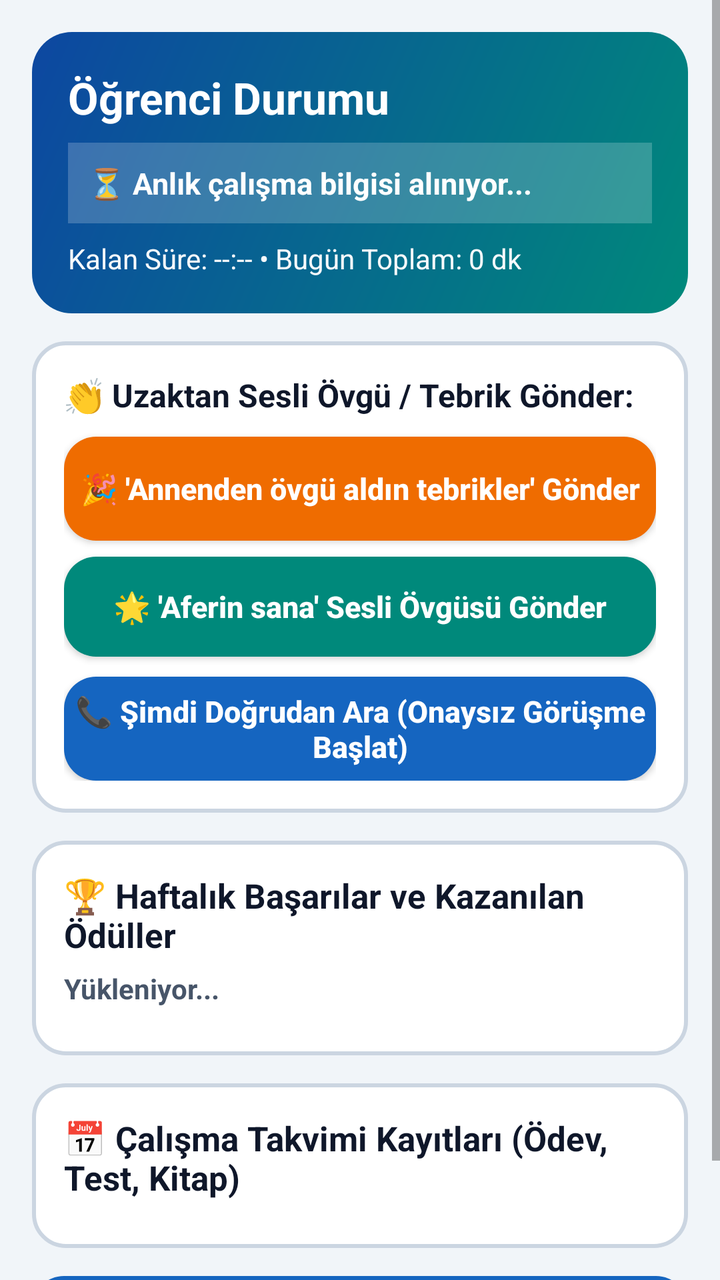
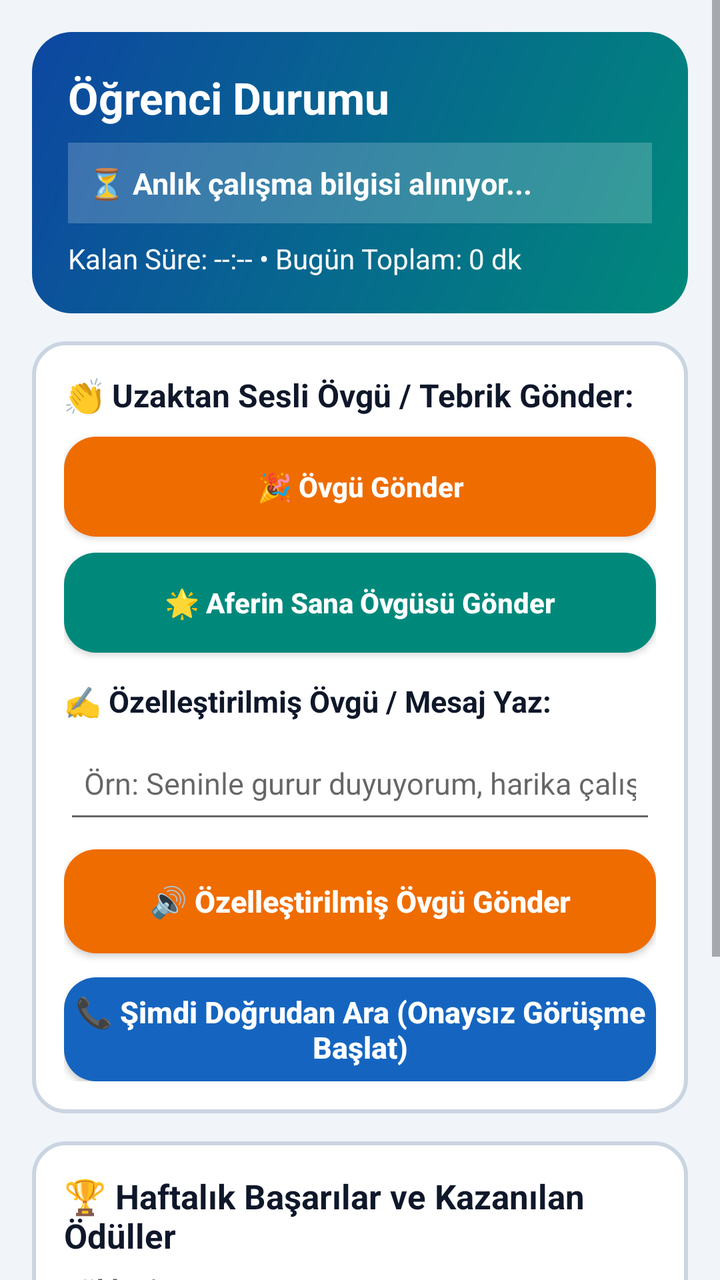

An Android layout rendered at two revisions. The XML below is the earlier revision; the diff shows what the commit changed to produce the second picture.
<!-- AndroidManifest.xml: application theme VeliAppTheme -->
<!-- res/layout/activity_child_detail.xml -->
<?xml version="1.0" encoding="utf-8"?>
<ScrollView xmlns:android="http://schemas.android.com/apk/res/android"
    android:id="@+id/scrollRootChildDetail"
    android:layout_width="match_parent"
    android:layout_height="match_parent"
    android:fillViewport="true"
    android:background="@color/veli_bg">

    <LinearLayout
        android:layout_width="match_parent"
        android:layout_height="wrap_content"
        android:orientation="vertical"
        android:padding="16dp">

        
        <LinearLayout
            android:layout_width="match_parent"
            android:layout_height="wrap_content"
            android:id="@+id/layoutDetailHeaderCard"
            android:background="@drawable/bg_veli_header"
            android:orientation="vertical"
            android:padding="18dp"
            android:layout_marginBottom="14dp">

            <TextView
                android:id="@+id/tvDetailChildName"
                android:layout_width="wrap_content"
                android:layout_height="wrap_content"
                android:text="Öğrenci Durumu"
                android:textColor="#FFFFFF"
                android:textSize="22sp"
                android:textStyle="bold" />

            <TextView
                android:id="@+id/tvDetailLivePhase"
                android:layout_width="match_parent"
                android:layout_height="wrap_content"
                android:layout_marginTop="8dp"
                android:background="#33FFFFFF"
                android:padding="10dp"
                android:text="⏳ Anlık çalışma bilgisi alınıyor..."
                android:textColor="#FFFFFF"
                android:textSize="15sp"
                android:textStyle="bold" />

            <TextView
                android:id="@+id/tvDetailLiveTimers"
                android:layout_width="match_parent"
                android:layout_height="wrap_content"
                android:layout_marginTop="8dp"
                android:text="Kalan Süre: --:-- • Bugün Toplam: 0 dk"
                android:textColor="#F8FAFC"
                android:textSize="14sp" />
        </LinearLayout>

        
        <LinearLayout
            android:layout_width="match_parent"
            android:layout_height="wrap_content"
            android:background="@drawable/bg_veli_card"
            android:orientation="vertical"
            android:padding="16dp"
            android:layout_marginBottom="14dp">

            <TextView
                android:id="@+id/tvPraiseSectionTitle"
                android:layout_width="match_parent"
                android:layout_height="wrap_content"
                android:text="👏 Uzaktan Sesli Övgü / Tebrik Gönder:"
                android:textColor="@color/veli_text_dark"
                android:textSize="16sp"
                android:textStyle="bold" />

            <Button
                android:id="@+id/btnSendRolePraise"
                android:layout_width="match_parent"
                android:layout_height="52dp"
                android:layout_marginTop="10dp"
                android:background="@drawable/btn_veli_orange"
                android:text="🎉 'Annenden övgü aldın tebrikler' Gönder"
                android:textAllCaps="false"
                android:textColor="#FFFFFF"
                android:textSize="15sp"
                android:textStyle="bold" />

            <Button
                android:id="@+id/btnSendAferinPraise"
                android:layout_width="match_parent"
                android:layout_height="50dp"
                android:layout_marginTop="8dp"
                android:background="@drawable/btn_veli_green"
                android:text="🌟 'Aferin sana' Sesli Övgüsü Gönder"
                android:textAllCaps="false"
                android:textColor="#FFFFFF"
                android:textSize="15sp"
                android:textStyle="bold" />

            <Button
                android:id="@+id/btnDirectCallFromDetail"
                android:layout_width="match_parent"
                android:layout_height="52dp"
                android:layout_marginTop="10dp"
                android:background="@drawable/btn_veli_blue"
                android:text="📞 Şimdi Doğrudan Ara (Onaysız Görüşme Başlat)"
                android:textAllCaps="false"
                android:textColor="#FFFFFF"
                android:textSize="15sp"
                android:textStyle="bold" />
        </LinearLayout>

        
        <LinearLayout
            android:layout_width="match_parent"
            android:layout_height="wrap_content"
            android:background="@drawable/bg_veli_card"
            android:orientation="vertical"
            android:padding="16dp"
            android:layout_marginBottom="14dp">

            <TextView
                android:layout_width="match_parent"
                android:layout_height="wrap_content"
                android:text="🏆 Haftalık Başarılar ve Kazanılan Ödüller"
                android:textColor="@color/veli_text_dark"
                android:textSize="17sp"
                android:textStyle="bold" />

            <TextView
                android:id="@+id/tvDetailWeeklySummary"
                android:layout_width="match_parent"
                android:layout_height="wrap_content"
                android:layout_marginTop="6dp"
                android:text="Yükleniyor..."
                android:textColor="@color/veli_text_muted"
                android:textSize="14sp"
                android:textStyle="bold" />

            <LinearLayout
                android:id="@+id/layoutDetailBadges"
                android:layout_width="match_parent"
                android:layout_height="wrap_content"
                android:layout_marginTop="8dp"
                android:orientation="vertical" />
        </LinearLayout>

        
        <LinearLayout
            android:layout_width="match_parent"
            android:layout_height="wrap_content"
            android:background="@drawable/bg_veli_card"
            android:orientation="vertical"
            android:padding="16dp"
            android:layout_marginBottom="14dp">

            <TextView
                android:layout_width="match_parent"
                android:layout_height="wrap_content"
                android:text="📅 Çalışma Takvimi Kayıtları (Ödev, Test, Kitap)"
                android:textColor="@color/veli_text_dark"
                android:textSize="17sp"
                android:textStyle="bold" />

            <LinearLayout
                android:id="@+id/layoutDetailCalendarRecords"
                android:layout_width="match_parent"
                android:layout_height="wrap_content"
                android:layout_marginTop="8dp"
                android:orientation="vertical" />
        </LinearLayout>

        <Button
            android:id="@+id/btnBackFromDetail"
            android:layout_width="match_parent"
            android:layout_height="52dp"
            android:background="@drawable/btn_veli_blue"
            android:text="⬅️ Veli Ana Ekranına Dön"
            android:textAllCaps="false"
            android:textColor="#FFFFFF"
            android:textSize="16sp"
            android:textStyle="bold" />

    </LinearLayout>
</ScrollView>
<!-- resources referenced by this layout -->
<resources>
  <color name="veli_bg">#F1F5F9</color>
  <color name="veli_text_dark">#0F172A</color>
  <color name="veli_text_muted">#475569</color>
  <!-- drawable bg_veli_card (drawable) -->
  <?xml version="1.0" encoding="utf-8"?>
  <shape xmlns:android="http://schemas.android.com/apk/res/android" android:shape="rectangle">
      <solid android:color="#FFFFFF" />
      <corners android:radius="16dp" />
      <stroke android:width="2dp" android:color="#CBD5E1" />
  </shape>
  <!-- drawable bg_veli_header (drawable) -->
  <?xml version="1.0" encoding="utf-8"?>
  <shape xmlns:android="http://schemas.android.com/apk/res/android" android:shape="rectangle">
      <gradient
          android:startColor="#0D47A1"
          android:endColor="#00897B"
          android:angle="315" />
      <corners android:radius="20dp" />
  </shape>
  <!-- drawable btn_veli_blue (drawable) -->
  <?xml version="1.0" encoding="utf-8"?>
  <shape xmlns:android="http://schemas.android.com/apk/res/android" android:shape="rectangle">
      <solid android:color="#1565C0" />
      <corners android:radius="16dp" />
  </shape>
  <!-- drawable btn_veli_green (drawable) -->
  <?xml version="1.0" encoding="utf-8"?>
  <shape xmlns:android="http://schemas.android.com/apk/res/android" android:shape="rectangle">
      <solid android:color="#00897B" />
      <corners android:radius="16dp" />
  </shape>
  <!-- drawable btn_veli_orange (drawable) -->
  <?xml version="1.0" encoding="utf-8"?>
  <shape xmlns:android="http://schemas.android.com/apk/res/android" android:shape="rectangle">
      <solid android:color="#EF6C00" />
      <corners android:radius="16dp" />
  </shape>
  <style name="VeliAppTheme" parent="android:Theme.Material.Light.NoActionBar">
          <item name="android:colorPrimary">@color/veli_primary</item>
          <item name="android:colorPrimaryDark">@color/veli_primary_dark</item>
          <item name="android:colorAccent">@color/veli_accent</item>
          <item name="android:windowBackground">@color/veli_bg</item>
          <item name="android:statusBarColor">@color/veli_primary_dark</item>
      </style>
  <color name="veli_primary">#0D47A1</color>
  <color name="veli_primary_dark">#002171</color>
  <color name="veli_accent">#00897B</color>
</resources>

<!-- the commit's change to res/layout/activity_child_detail.xml (unified diff, before → after) -->
@@ -14,9 +14,9 @@
 
         
         <LinearLayout
-            android:layout_width="match_parent"
-            android:layout_height="wrap_content"
             android:id="@+id/layoutDetailHeaderCard"
+            android:layout_width="match_parent"
+            android:layout_height="wrap_content"
             android:background="@drawable/bg_veli_header"
             android:orientation="vertical"
             android:padding="18dp"
@@ -74,13 +74,13 @@
             <Button
                 android:id="@+id/btnSendRolePraise"
                 android:layout_width="match_parent"
-                android:layout_height="52dp"
+                android:layout_height="50dp"
                 android:layout_marginTop="10dp"
                 android:background="@drawable/btn_veli_orange"
-                android:text="🎉 'Annenden övgü aldın tebrikler' Gönder"
-                android:textAllCaps="false"
-                android:textColor="#FFFFFF"
-                android:textSize="15sp"
+                android:text="🎉 Övgü Gönder"
+                android:textAllCaps="false"
+                android:textColor="#FFFFFF"
+                android:textSize="14sp"
                 android:textStyle="bold" />
 
             <Button
@@ -89,7 +89,41 @@
                 android:layout_height="50dp"
                 android:layout_marginTop="8dp"
                 android:background="@drawable/btn_veli_green"
-                android:text="🌟 'Aferin sana' Sesli Övgüsü Gönder"
+                android:text="🌟 Aferin Sana Övgüsü Gönder"
+                android:textAllCaps="false"
+                android:textColor="#FFFFFF"
+                android:textSize="14sp"
+                android:textStyle="bold" />
+
+            
+            <TextView
+                android:id="@+id/tvCustomPraiseLabel"
+                android:layout_width="match_parent"
+                android:layout_height="wrap_content"
+                android:layout_marginTop="14dp"
+                android:text="✍️ Özelleştirilmiş Övgü / Mesaj Yaz:"
+                android:textColor="@color/veli_text_dark"
+                android:textSize="15sp"
+                android:textStyle="bold" />
+
+            <EditText
+                android:id="@+id/etCustomPraiseInput"
+                android:layout_width="match_parent"
+                android:layout_height="50dp"
+                android:layout_marginTop="6dp"
+                android:hint="Örn: Seninle gurur duyuyorum, harika çalışıyorsun!"
+                android:inputType="textCapSentences"
+                android:padding="10dp"
+                android:textColor="@color/veli_text_dark"
+                android:textSize="15sp" />
+
+            <Button
+                android:id="@+id/btnSendCustomPraise"
+                android:layout_width="match_parent"
+                android:layout_height="52dp"
+                android:layout_marginTop="8dp"
+                android:background="@drawable/btn_veli_orange"
+                android:text="🔊 Özelleştirilmiş Övgü Gönder"
                 android:textAllCaps="false"
                 android:textColor="#FFFFFF"
                 android:textSize="15sp"
@@ -99,7 +133,7 @@
                 android:id="@+id/btnDirectCallFromDetail"
                 android:layout_width="match_parent"
                 android:layout_height="52dp"
-                android:layout_marginTop="10dp"
+                android:layout_marginTop="12dp"
                 android:background="@drawable/btn_veli_blue"
                 android:text="📞 Şimdi Doğrudan Ara (Onaysız Görüşme Başlat)"
                 android:textAllCaps="false"
